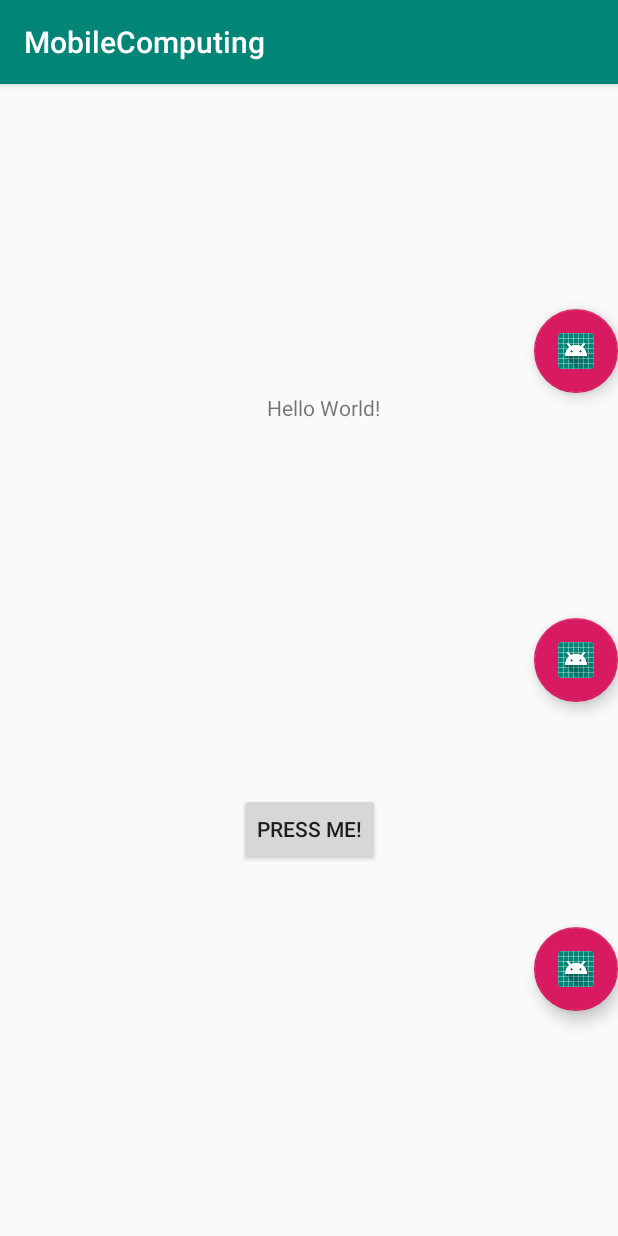
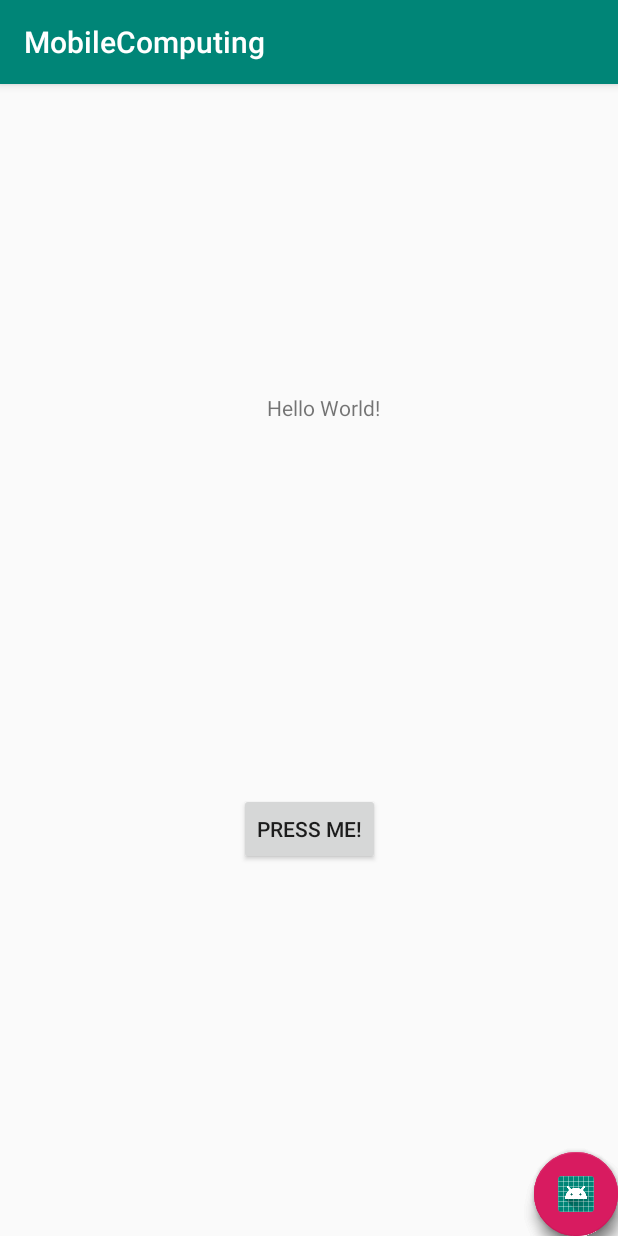
Before and after one commit to samiva/mobilecomputinglab, an Android app: the screen it shows after launch (MainActivity), on a phone screen of 412 x 824 dp. Run offline under Robolectric (Android 15) with nearby library versions, the phone set to English and light mode, and no system bars.

Commit message:
Fix mainactivity layout
Add custom icons for fabs

```diff
--- a/app/src/main/java/com/example/mobilecomputing/MainActivity.kt
+++ b/app/src/main/java/com/example/mobilecomputing/MainActivity.kt
@@ -11,7 +11,8 @@ class MainActivity : AppCompatActivity() {
         super.onCreate(savedInstanceState)
         setContentView(R.layout.activity_main)
         var fabopened = false
-
+        fab_time.translationY = 0F
+        fab_map.translationY = 0F
         fab.setOnClickListener{
             if(!fabopened) {
                 fabopened = true
--- a/app/src/main/res/layout/activity_main.xml
+++ b/app/src/main/res/layout/activity_main.xml
@@ -36,21 +36,18 @@
         android:layout_width="wrap_content"
         android:layout_height="wrap_content"
         android:clickable="true"
-        app:layout_constraintBottom_toTopOf="@+id/fab"
+        app:layout_constraintBottom_toBottomOf="@+id/fab"
         app:layout_constraintEnd_toEndOf="parent"
-        app:layout_constraintTop_toBottomOf="@+id/fab_time"
-        app:layout_constraintVertical_bias="1.0"
-        app:srcCompat="@mipmap/ic_launcher" />
+        app:srcCompat="@drawable/ic_directions_24px" />
 
     <com.google.android.material.floatingactionbutton.FloatingActionButton
         android:id="@+id/fab_time"
         android:layout_width="wrap_content"
         android:layout_height="wrap_content"
         android:clickable="true"
-        app:layout_constraintBottom_toTopOf="@+id/fab_map"
+        app:layout_constraintBottom_toBottomOf="parent"
         app:layout_constraintEnd_toEndOf="parent"
-        app:layout_constraintTop_toTopOf="parent"
-        app:srcCompat="@mipmap/ic_launcher" />
+        app:srcCompat="@drawable/ic_alarm_24px" />
 
     <com.google.android.material.floatingactionbutton.FloatingActionButton
         android:id="@+id/fab"
@@ -59,7 +56,6 @@
         android:clickable="true"
         app:layout_constraintBottom_toBottomOf="parent"
         app:layout_constraintEnd_toEndOf="parent"
-        app:layout_constraintTop_toBottomOf="@+id/fab_map"
         app:srcCompat="@mipmap/ic_launcher" />
 
 
```
